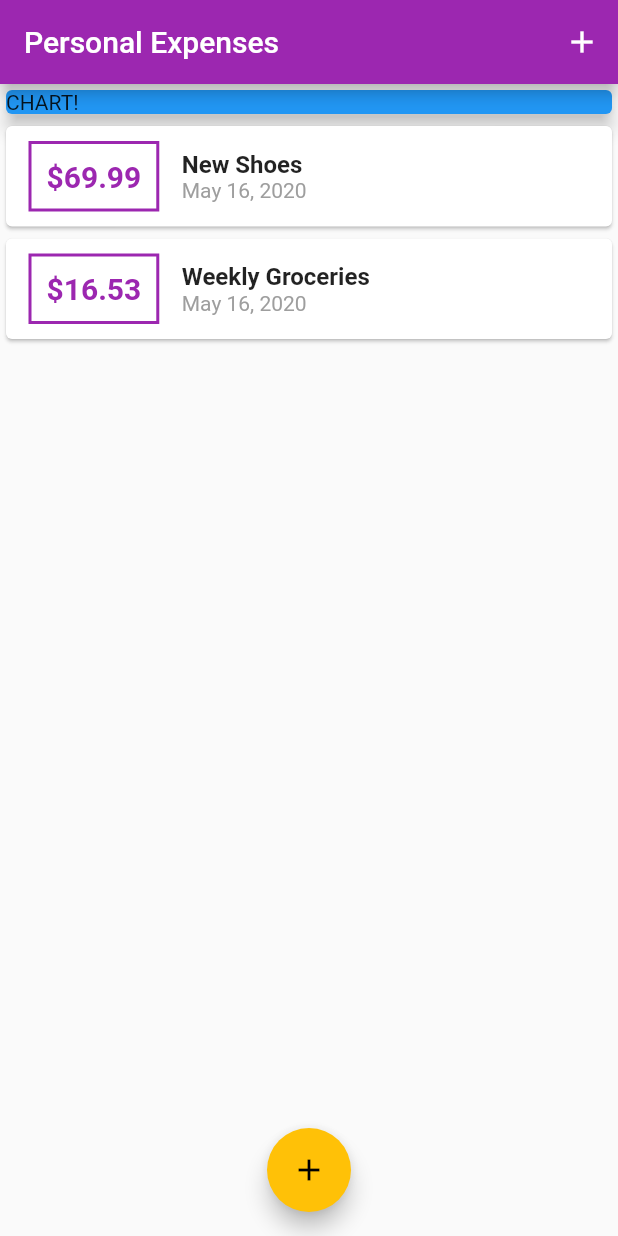
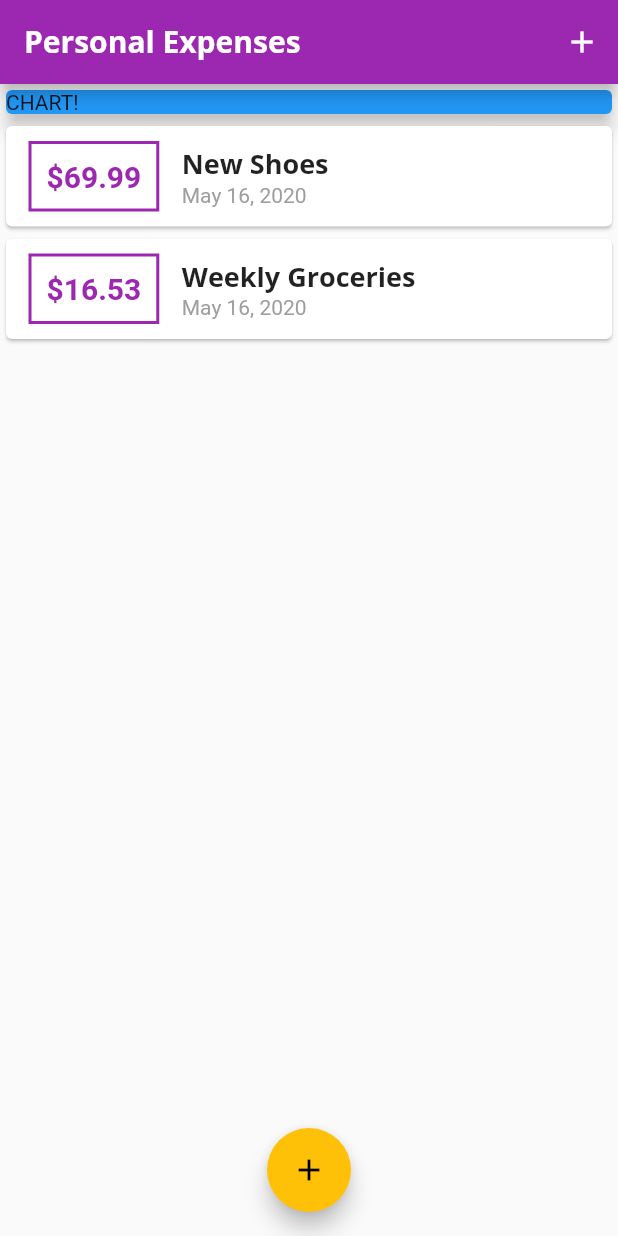
Before and after one commit to Zorgatone/flutter_complete_guide, a Flutter app: the screen it shows after launch, on a phone screen of 412 x 824 dp. Run offline on Flutter 3.47's test engine with Material 2 defaults, Android fonts, the phone set to English and light mode, and no system bars.

Commit message:
Custom font and text themes

```diff
--- a/lib/main.dart
+++ b/lib/main.dart
@@ -10,6 +10,8 @@ class MyApp extends StatelessWidget {
   static const String appName = 'Personal Expenses';
   static const MaterialColor primaryColor = Colors.purple;
   static const MaterialColor accentColor = Colors.amber;
+  static const String mainFont = 'Quicksand';
+  static const String altFont = 'OpenSans';
 
   @override
   Widget build(BuildContext context) {
@@ -18,6 +20,23 @@ class MyApp extends StatelessWidget {
       theme: ThemeData(
         primarySwatch: primaryColor,
         accentColor: accentColor,
+        fontFamily: mainFont,
+        textTheme: ThemeData.light().textTheme.copyWith(
+              headline6: TextStyle(
+                fontFamily: 'OpenSans',
+                fontWeight: FontWeight.bold,
+                fontSize: 18,
+              ),
+            ),
+        appBarTheme: AppBarTheme(
+          textTheme: ThemeData.light().textTheme.copyWith(
+                headline6: TextStyle(
+                  fontFamily: altFont,
+                  fontSize: 20,
+                  fontWeight: FontWeight.bold,
+                ),
+              ),
+        ),
       ),
       home: MyHomePage(),
     );
--- a/lib/widgets/transaction_list.dart
+++ b/lib/widgets/transaction_list.dart
@@ -45,10 +45,7 @@ class TransactionList extends StatelessWidget {
                   children: <Widget>[
                     Text(
                       tx.title,
-                      style: TextStyle(
-                        fontSize: 16,
-                        fontWeight: FontWeight.bold,
-                      ),
+                      style: Theme.of(context).textTheme.headline6,
                     ),
                     Text(
                       DateFormat.yMMMd().format(tx.date),
```
Also changed, not shown: pubspec.yaml (+40 -11 lines), assets/fonts/OpenSans-Bold.ttf (added), assets/fonts/OpenSans-BoldItalic.ttf (added), assets/fonts/OpenSans-ExtraBold.ttf (added), assets/fonts/OpenSans-ExtraBoldItalic.ttf (added), assets/fonts/OpenSans-Italic.ttf (added), assets/fonts/OpenSans-Light.ttf (added), assets/fonts/OpenSans-LightItalic.ttf (added), assets/fonts/OpenSans-Regular.ttf (added), assets/fonts/OpenSans-SemiBold.ttf (added), assets/fonts/OpenSans-SemiBoldItalic.ttf (added), assets/fonts/Quicksand-Bold.ttf (added), assets/fonts/Quicksand-Light.ttf (added), assets/fonts/Quicksand-Medium.ttf (added), 2 more files.
